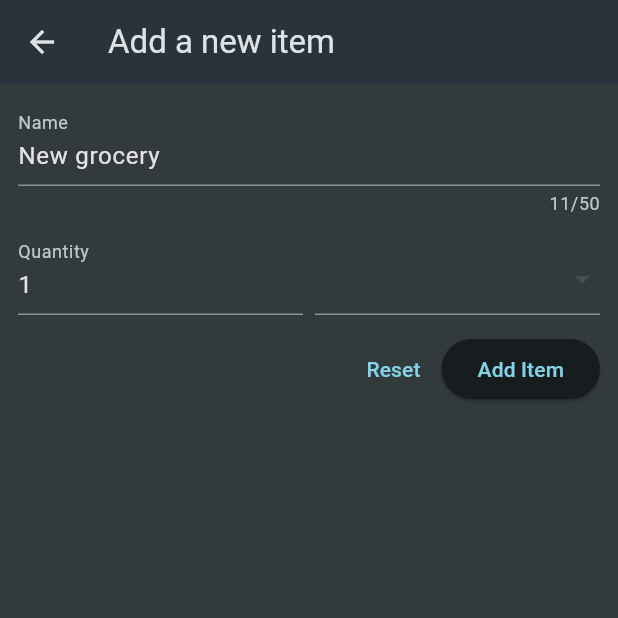
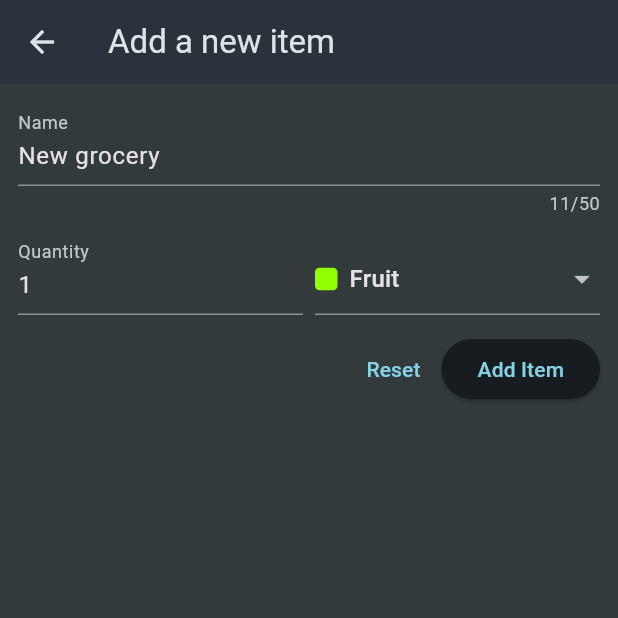
Before and after one commit to Kengpu/W12-QUIZ, a Flutter app: the NewItem screen opened directly, after a tap on "Add Item", on a phone screen of 412 x 824 dp, the top half of it. Run offline on Flutter 3.47's test engine with Material 3 defaults, Android fonts, the phone set to English and light mode, and no system bars.

Commit message:
start code

```diff
--- a/lib/ui/groceries/grocery_form.dart
+++ b/lib/ui/groceries/grocery_form.dart
@@ -17,6 +17,7 @@ class _NewItemState extends State<NewItem> {
   static const defautName = "New grocery";
   static const defaultQuantity = 1;
   static const defaultCategory = GroceryCategory.fruit;
+  final _formKey = GlobalKey<FormState>();
 
   // Inputs
   final _nameController = TextEditingController();
@@ -43,10 +44,27 @@ class _NewItemState extends State<NewItem> {
 
   void onReset() {
     // Will be implemented later - Reset all fields to the initial values
+     setState(() {
+      _nameController.text = defautName;
+      _quantityController.text = defaultQuantity.toString();
+      _selectedCategory = defaultCategory;
+    });
   }
 
   void onAdd() {
     // Will be implemented later - Create and return the new grocery
+    final isValid = _formKey.currentState!.validate();
+
+    if (!isValid) return;
+
+    Navigator.of(context).pop(
+      Grocery(
+        id: DateTime.now().toString(),
+        name: _nameController.text.trim(),
+        quantity: int.parse(_quantityController.text),
+        category: _selectedCategory,
+      ),
+    );
   }
 
   @override
@@ -76,7 +94,25 @@ class _NewItemState extends State<NewItem> {
                 Expanded(
                   child: DropdownButtonFormField<GroceryCategory>(
                     initialValue: _selectedCategory,
-                    items: [  ],
+                     items: GroceryCategory.values.map((cat) {
+                        return DropdownMenuItem(
+                          value: cat,
+                          child: Row(
+                            children: [
+                              Container(
+                                width: 15,
+                                height: 15,
+                                decoration: BoxDecoration(
+                                  color: cat.color,
+                                  borderRadius: BorderRadius.circular(3),
+                                ),
+                              ),
+                              const SizedBox(width: 8),
+                              Text(cat.label),
+                            ],
+                          ),
+                        );
+                      }).toList(),
                     onChanged: (value) {
                       if (value != null) {
                         setState(() {
```
Also changed, not shown: lib/ui/groceries/grocery_list.dart (+15 -2 lines).
